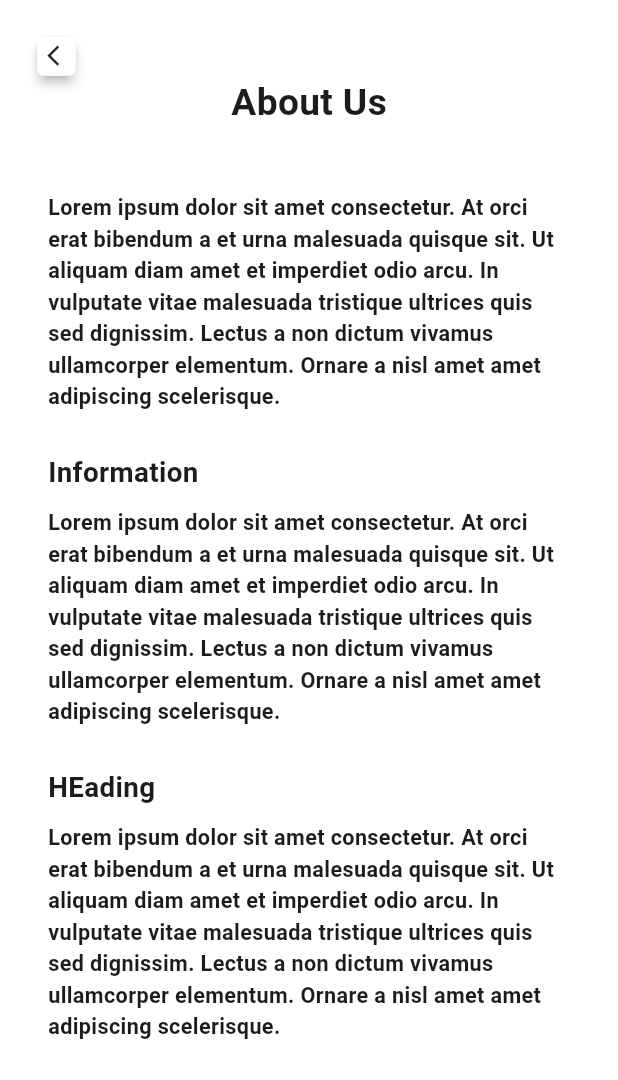
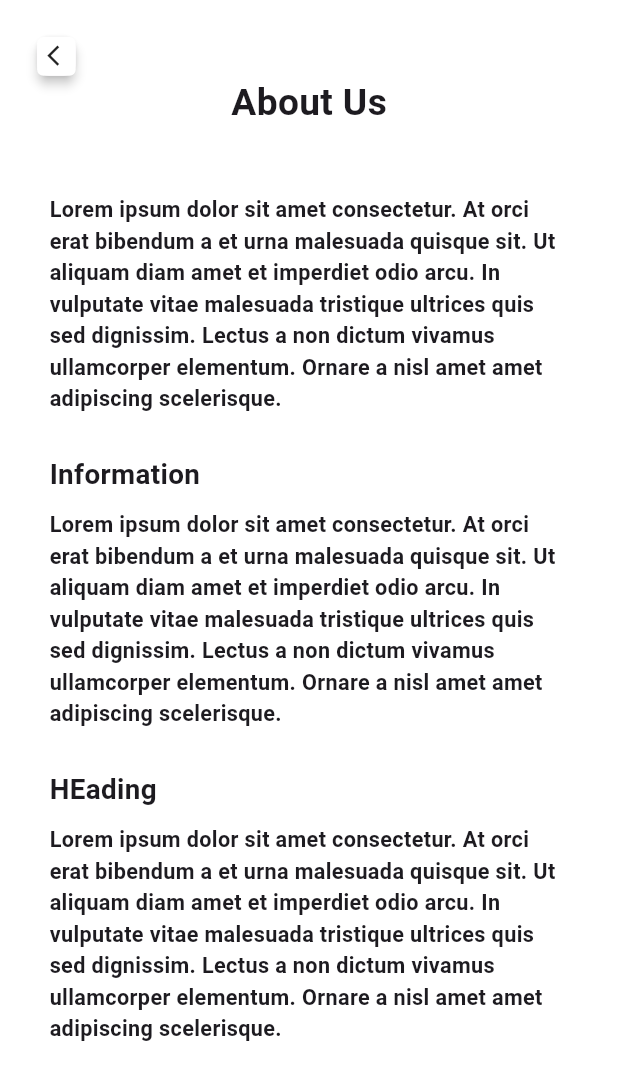
Before and after one commit to MuhammadIshaq70/Api-Get-and-Post-, a Flutter app: the screen it shows after launch, on a phone screen of 412 x 824 dp. Shown: the top 1080 px of the screen. Run offline on Flutter 3.47's test engine with Material 2 defaults, Android fonts, the phone set to English and light mode, and no system bars; our stand-ins replace flutter_screenutil, flutter_spinkit, get, google_fonts.

Commit message:
second commit

```diff
--- a/lib/src/UI/widgets/test2.dart
+++ b/lib/src/UI/widgets/test2.dart
@@ -26,7 +26,7 @@
             ),
           ),
           Padding(
-            padding: const EdgeInsets.only(left: 32, top: 43, right: 32),
+            padding: EdgeInsets.only(left: 32.sp, top: 43.sp, right: 32.sp),
             child: Column(
               crossAxisAlignment: CrossAxisAlignment.start,
               children: [
```
